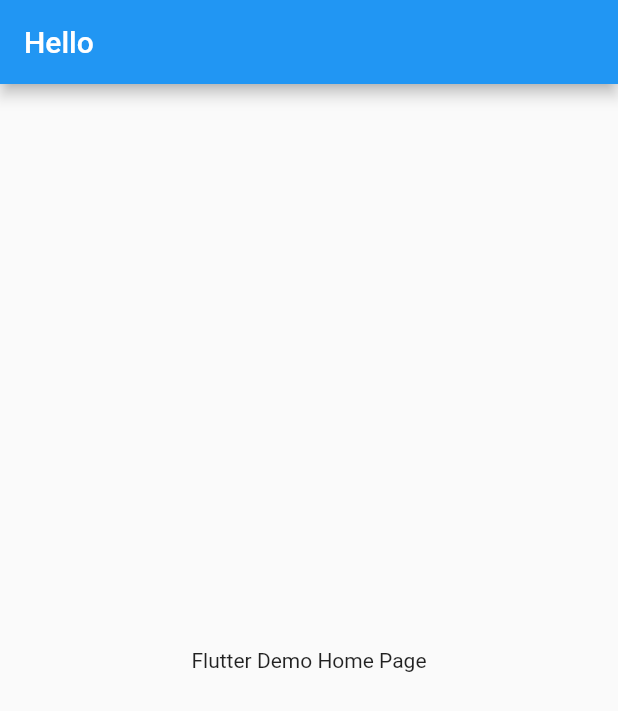
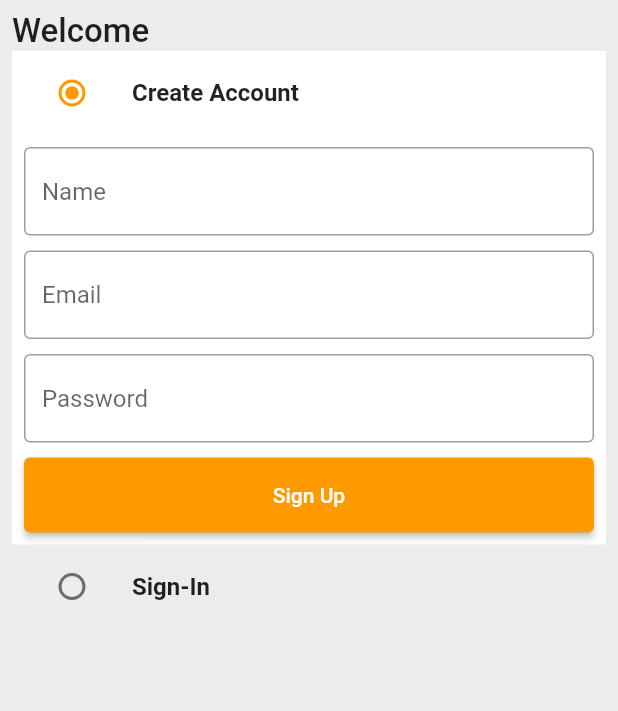
Before and after one commit to hrishee-singh/amazon_clone, a Flutter app: the screen it shows after launch, on a phone screen of 412 x 824 dp. Shown: the top 711 px of the screen. Run offline on Flutter 3.47's test engine with Material 2 defaults, Android fonts, the phone set to English and light mode, and no system bars.

Commit message:
Routes done, Auth Screen UI done

```diff
--- /dev/null
+++ b/lib/common/widgets/custom_button.dart
@@ -0,0 +1,21 @@
+// ignore_for_file: public_member_api_docs, sort_constructors_first
+import 'package:flutter/material.dart';
+
+class CustomButton extends StatelessWidget {
+final String text;
+final VoidCallback onTap;
+  const CustomButton({
+    Key? key,
+    required this.text,
+    required this.onTap,
+  }) : super(key: key);
+
+  @override
+  Widget build(BuildContext context) {
+    return ElevatedButton(
+      child: Text(text,),
+      onPressed: onTap,
+      style: ElevatedButton.styleFrom(minimumSize: const Size(double.infinity, 50)),
+    );
+  }
+}
--- /dev/null
+++ b/lib/common/widgets/custom_textfield.dart
@@ -0,0 +1,29 @@
+// ignore_for_file: public_member_api_docs, sort_constructors_first
+import 'package:flutter/material.dart';
+
+class CustomTextField extends StatelessWidget {
+  final TextEditingController controller;
+  final String hintText;
+  const CustomTextField({
+    Key? key,
+    required this.controller,
+    required this.hintText,
+  }) : super(key: key);
+
+  @override
+  Widget build(BuildContext context) {
+    return TextFormField(
+      controller: controller,
+      decoration: InputDecoration(
+      hintText: hintText,
+        border: const OutlineInputBorder(
+          borderSide: BorderSide(color: Colors.black38),
+        ),
+        enabledBorder: const OutlineInputBorder(
+          borderSide: BorderSide(color: Colors.black38),
+        ),
+      ),
+      validator: (val) {},
+    );
+  }
+}
--- a/lib/constants/global_variables.dart
+++ b/lib/constants/global_variables.dart
@@ -1,8 +1,7 @@
 import 'package:flutter/material.dart';
 
-class GlobalVariables{
-
-static const appBarGradient = LinearGradient(
+class GlobalVariables {
+  static const appBarGradient = LinearGradient(
     colors: [
       Color.fromARGB(255, 29, 201, 192),
       Color.fromARGB(255, 125, 221, 216),
@@ -12,8 +11,7 @@ static const appBarGradient = LinearGradient(
 
   static const secondaryColor = Color.fromRGBO(255, 153, 0, 1);
   static const backgroundColor = Colors.white;
-  static const Color greyBackgroundCOlor = Color(0xffebecee);
+  static const Color greyBackgroundColor = Color(0xffebecee);
   static var selectedNavBarColor = Colors.cyan[800]!;
   static const unselectedNavBarColor = Colors.black87;
-
 }
--- /dev/null
+++ b/lib/features/auth/screens/auth_screen.dart
@@ -0,0 +1,157 @@
+import 'package:amazon_clone/common/widgets/custom_button.dart';
+import 'package:amazon_clone/common/widgets/custom_textfield.dart';
+import 'package:amazon_clone/constants/global_variables.dart';
+import 'package:flutter/material.dart';
+
+enum Auth {
+  singnin,
+  signup,
+}
+
+class AuthScreen extends StatefulWidget {
+  static const String routeName = '/auth-screen';
+  const AuthScreen({super.key});
+
+  @override
+  State<AuthScreen> createState() => _AuthScreenState();
+}
+
+class _AuthScreenState extends State<AuthScreen> {
+  Auth _auth = Auth.signup;
+  final _signUpFormKey = GlobalKey<FormState>();
+  final _signInFormKey = GlobalKey<FormState>();
+  final TextEditingController _emailcontroller = TextEditingController();
+  final TextEditingController _passwordcontroller = TextEditingController();
+  final TextEditingController _namecontroller = TextEditingController();
+
+  @override
+  void dispose() {
+    super.dispose();
+    _emailcontroller.dispose();
+    _passwordcontroller.dispose();
+    _namecontroller.dispose();
+  }
+
+  @override
+  Widget build(BuildContext context) {
+    return Scaffold(
+      backgroundColor: GlobalVariables.greyBackgroundColor,
+      body: SafeArea(
+        child: Padding(
+          padding: const EdgeInsets.all(8),
+          child: Column(
+            crossAxisAlignment: CrossAxisAlignment.start,
+            children: [
+              const Text(
+                "Welcome",
+                style: TextStyle(fontSize: 22, fontWeight: FontWeight.w500),
+              ),
+              ListTile(
+                tileColor: _auth == Auth.signup
+                    ? GlobalVariables.backgroundColor
+                    : GlobalVariables.greyBackgroundColor,
+                title: const Text(
+                  "Create Account",
+                  style: TextStyle(fontWeight: FontWeight.bold),
+                ),
+                leading: Radio(
+                  activeColor: GlobalVariables.secondaryColor,
+                  value: Auth.signup,
+                  groupValue: _auth,
+                  onChanged: (Auth? val) {
+                    setState(() {
+                      _auth = val!;
+                    });
+                  },
+                ),
+              ),
+              if (_auth == Auth.signup)
+                Container(
+                  padding: EdgeInsets.all(8),
+                  color: GlobalVariables.backgroundColor,
+                  child: Form(
+                    key: _signUpFormKey,
+                    child: Column(
+                      children: [
+                        CustomTextField(
+                          controller: _namecontroller,
+                          hintText: "Name",
+                        ),
+                        const SizedBox(
+                          height: 10,
+                        ),
+                        CustomTextField(
+                          controller: _emailcontroller,
+                          hintText: "Email",
+                        ),
+                        const SizedBox(
+                          height: 10,
+                        ),
+                        CustomTextField(
+                          controller: _passwordcontroller,
+                          hintText: "Password",
+                        ),
+                        const SizedBox(
+                          height: 10,
+                        ),
+                        CustomButton(
+                          text: "Sign Up",
+                          onTap: () {},
+                        )
+                      ],
+                    ),
+                  ),
+                ),
+              ListTile(
+                title: const Text(
+                  "Sign-In",
+                  style: TextStyle(fontWeight: FontWeight.bold),
+                ),
+                leading: Radio(
+                  activeColor: GlobalVariables.secondaryColor,
+                  value: Auth.singnin,
+                  groupValue: _auth,
+                  onChanged: (Auth? val) {
+                    setState(() {
+                      _auth = val!;
+                    });
+                  },
+                ),
+              ),
+              if (_auth == Auth.singnin)
+                Container(
+                  padding: const EdgeInsets.all(8),
+                  color: GlobalVariables.backgroundColor,
+                  child: Form(
+                    key: _signInFormKey,
+                    child: Column(
+                      children: [
+                        CustomTextField(
+                          controller: _emailcontroller,
+                          hintText: "Email",
+                        ),
+                        const SizedBox(
+                          height: 10,
+                        ),
+                        CustomTextField(
+                          controller: _passwordcontroller,
+                          hintText: "Password",
+                        ),
+                        const SizedBox(
+                          height: 10,
+                        ),
+                        CustomButton(
+                          text: "Sign In",
+                          onTap: () {},
+                        )
+                      ],
+                    ),
+                  ),
+                ),
+            ],
+          ),
+        ),
+      ),
+    );
+  }
+}
--- a/lib/main.dart
+++ b/lib/main.dart
@@ -1,3 +1,6 @@
+import 'package:amazon_clone/constants/global_variables.dart';
+import 'package:amazon_clone/features/auth/screens/auth_screen.dart';
+import 'package:amazon_clone/router.dart';
 import 'package:flutter/material.dart';
 
 void main() {
@@ -12,16 +15,17 @@ class MyApp extends StatelessWidget {
     return MaterialApp(
       title: 'Flutter Demo',
       theme: ThemeData(
-        primarySwatch: Colors.blue,
-      ),
-      home: Scaffold(
-        appBar: AppBar(
-          title: const Text("Hello"),
+        scaffoldBackgroundColor: GlobalVariables.backgroundColor,
+        colorScheme: const ColorScheme.light(
+          primary: GlobalVariables.secondaryColor,
         ),
-        body: const Center(
-          child: Text('Flutter Demo Home Page'),
+        appBarTheme: const AppBarTheme(
+          elevation: 0,
+          iconTheme: IconThemeData(color: Colors.black),
         ),
       ),
+      onGenerateRoute: (settings) => generateRoute(settings),
+      home: const AuthScreen(),
     );
   }
 }
--- /dev/null
+++ b/lib/router.dart
@@ -0,0 +1,19 @@
+import 'package:amazon_clone/features/auth/screens/auth_screen.dart';
+import 'package:flutter/material.dart';
+
+Route<dynamic> generateRoute(RouteSettings routeSettings) {
+  switch (routeSettings.name) {
+    case AuthScreen.routeName:
+      return MaterialPageRoute(
+        builder: (_) => const AuthScreen(),
+      );
+    default:
+      return MaterialPageRoute(
+        builder: (_) => const Scaffold(
+          body: Center(
+            child: Text('Screen does not exist'),
+          ),
+        ),
+      );
+  }
+}
```
